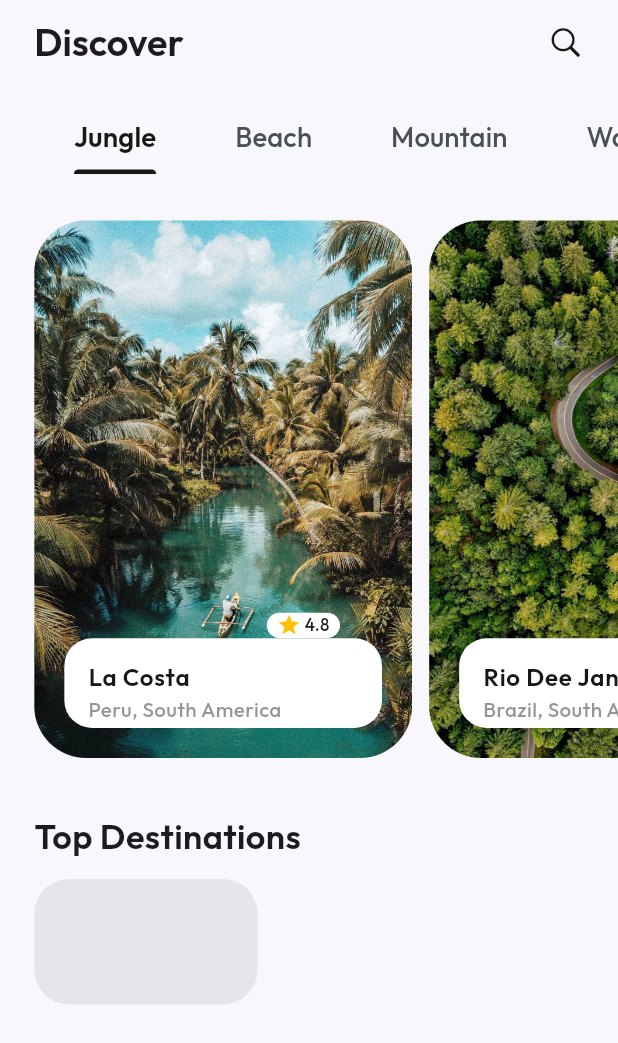
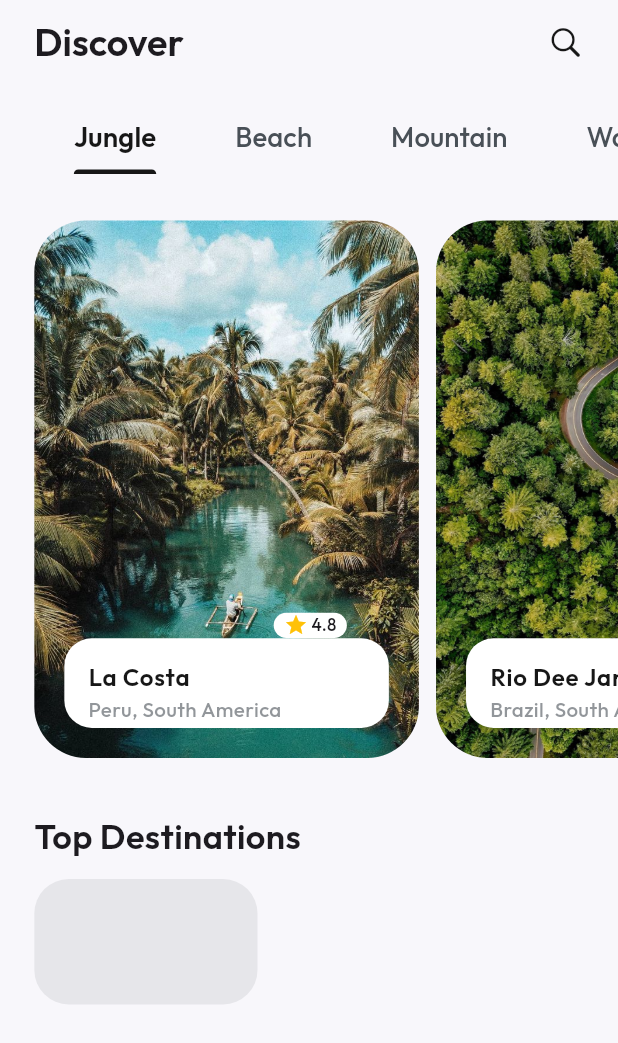
Before and after one commit to ShahzainAhmed/TravelLens, a Flutter app: the HomeScreen screen opened by its route, on a phone screen of 412 x 824 dp. Shown: the top 1043 px of the screen. Run offline on Flutter 3.47's test engine with Material 3 defaults, Android fonts, the phone set to English and light mode, and no system bars; our stand-ins replace animate_do, bounce, flutter_screenutil, get, google_fonts, like_button.

Commit message:
Adjust LargeTiles widget width for improved layout consistency

```diff
--- a/lib/views/home/widgets/tiles.dart
+++ b/lib/views/home/widgets/tiles.dart
@@ -19,7 +19,7 @@ class LargeTiles extends StatelessWidget {
       onTap: onTap,
       child: Container(
         padding: const EdgeInsets.all(20),
-        width: 220.w,
+        width: 224.w,
         decoration: BoxDecoration(
           borderRadius: BorderRadius.circular(30.r),
           image: DecorationImage(
```
